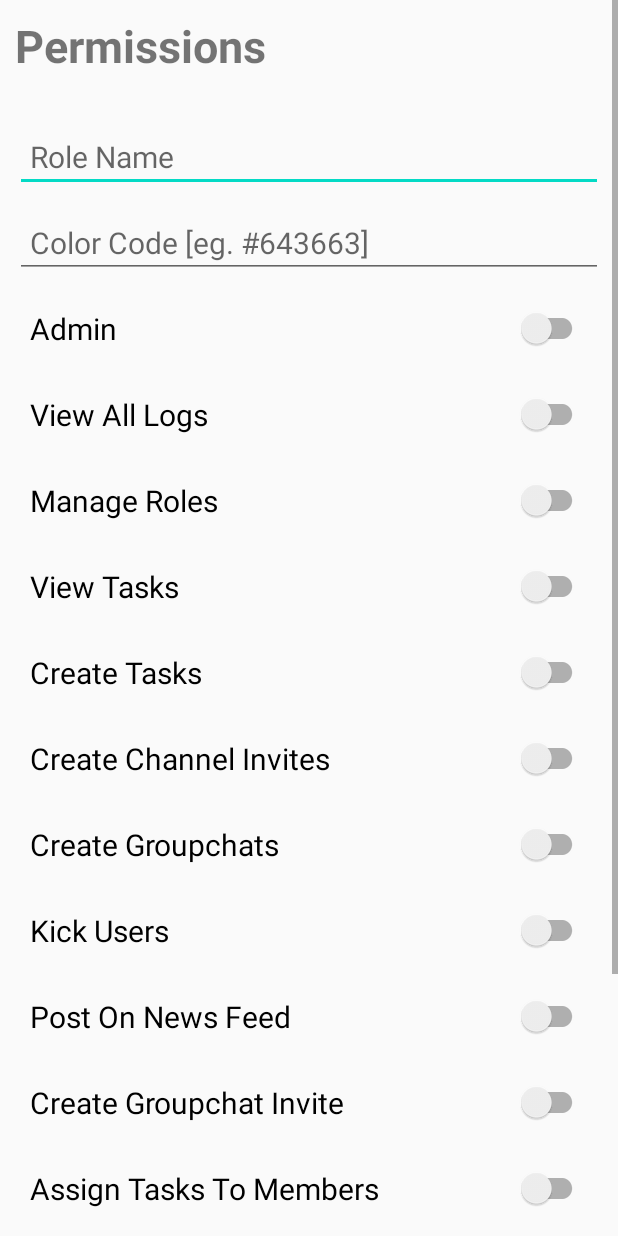
After one commit to GergSzla/TeamCom, an Android app: the layout fragment_role_create.xml on its own in the app's theme, with its tools: preview values and no code run, on a phone screen of 412 x 824 dp. The commit adds this screen. Run offline under Robolectric (Android 15) with nearby library versions, the phone set to English and light mode, and no system bars.

Commit message:
-Roles Creation added -Roles List -Settings Added -Perms Added

```diff
--- a/app/build.gradle
+++ b/app/build.gradle
@@ -65,6 +65,9 @@ dependencies {
     //google auth
     implementation 'com.google.android.gms:play-services-auth:18.1.0'
     implementation 'org.jetbrains.anko:anko-commons:0.10.8'
-    compileOnly 'com.google.android.wearable:wearable:2.5.0'
+
+    def lifecycle_version = "2.2.0"
+    implementation "androidx.lifecycle:lifecycle-livedata-ktx:$lifecycle_version"
+    implementation "androidx.lifecycle:lifecycle-viewmodel-ktx:$lifecycle_version"
 
 }
--- a/app/src/main/java/ie/wit/teamcom/activities/ChannelsListActivity.kt
+++ b/app/src/main/java/ie/wit/teamcom/activities/ChannelsListActivity.kt
@@ -146,7 +146,7 @@ class ChannelsListActivity : AppCompatActivity(), AnkoLogger, ChannelListener {
     }
 
     override fun onChannelClick(channel: Channel) {
-        startActivity<Home>()
+        startActivity(intentFor<Home>().putExtra("channel_key",channel))
     }
 
     private fun navigateTo(fragment: Fragment) {
--- a/app/src/main/java/ie/wit/teamcom/activities/Home.kt
+++ b/app/src/main/java/ie/wit/teamcom/activities/Home.kt
@@ -18,6 +18,7 @@ import ie.wit.teamcom.R
 import ie.wit.teamcom.fragments.*
 import ie.wit.teamcom.main.MainApp
 import ie.wit.teamcom.models.Account
+import ie.wit.teamcom.models.Channel
 import kotlinx.android.synthetic.main.app_bar_home.*
 import kotlinx.android.synthetic.main.home.*
 import kotlinx.android.synthetic.main.nav_header_home.view.*
@@ -32,6 +33,7 @@ class Home : AppCompatActivity(),
     lateinit var ft: FragmentTransaction
     var user = Account()
     lateinit var eventListener : ValueEventListener
+    var channel = Channel()
 
 
     override fun onCreate(savedInstanceState: Bundle?) {
@@ -56,6 +58,7 @@ class Home : AppCompatActivity(),
 
         ft = supportFragmentManager.beginTransaction()
         getUser()
+        channel = intent.getParcelableExtra("channel_key")
 
     }
 
@@ -173,7 +176,7 @@ class Home : AppCompatActivity(),
 
             ///Channel
             R.id.nav_channel_settings -> {
-                navigateTo(SettingsFragment.newInstance())
+                navigateTo(SettingsFragment.newInstance(channel))
             }
 
             R.id.nav_log -> {
--- /dev/null
+++ b/app/src/main/res/layout/fragment_role_create.xml
@@ -0,0 +1,187 @@
+<?xml version="1.0" encoding="utf-8"?>
+<FrameLayout xmlns:android="http://schemas.android.com/apk/res/android"
+    xmlns:tools="http://schemas.android.com/tools"
+    android:layout_width="match_parent"
+    android:layout_height="match_parent"
+    tools:context=".fragments.SettingsFragment">
+
+    <ScrollView
+        android:layout_width="match_parent"
+        android:layout_height="match_parent">
+
+        <LinearLayout
+            android:layout_width="match_parent"
+            android:layout_height="wrap_content"
+            android:orientation="vertical"
+            android:padding="10dp">
+
+            <TextView
+                android:id="@+id/txtChannelNameSettings"
+                android:layout_width="match_parent"
+                android:layout_height="wrap_content"
+                android:layout_marginBottom="20dp"
+                android:fontFamily="sans-serif"
+                android:text="@string/permissions"
+                android:textSize="30sp"
+                android:textStyle="bold" />
+
+            <EditText
+                android:id="@+id/editRoleName"
+                android:layout_width="match_parent"
+                android:layout_height="wrap_content"
+                android:layout_marginTop="10dp"
+                android:ems="10"
+                android:inputType="textPersonName"
+                android:padding="10dp"
+                android:hint="@string/editRoleName"
+                android:textSize="20dp" />
+            <EditText
+                android:id="@+id/txtColorCode"
+                android:layout_width="match_parent"
+                android:layout_height="wrap_content"
+                android:layout_marginTop="10dp"
+                android:ems="10"
+                android:inputType="textPersonName"
+                android:padding="10dp"
+                android:hint="@string/txtColorCode"
+                android:textSize="20dp" />
+
+            <androidx.appcompat.widget.SwitchCompat
+                android:id="@+id/permAdmin"
+                android:layout_width="match_parent"
+                android:layout_height="wrap_content"
+                android:padding="10dp"
+                android:layout_marginTop="10dp"
+                android:text="@string/permAdmin"
+                android:textSize="20dp" />
+
+            <androidx.appcompat.widget.SwitchCompat
+                android:id="@+id/permViewLogs"
+                android:layout_marginTop="10dp"
+                android:layout_width="match_parent"
+                android:layout_height="wrap_content"
+                android:padding="10dp"
+                android:text="@string/viewalllogs"
+                android:textSize="20dp" />
+
+            <androidx.appcompat.widget.SwitchCompat
+                android:id="@+id/permManageRoles"
+                android:layout_marginTop="10dp"
+                android:layout_width="match_parent"
+                android:layout_height="wrap_content"
+                android:padding="10dp"
+                android:text="@string/manageRoles"
+                android:textSize="20dp" />
+
+            <androidx.appcompat.widget.SwitchCompat
+                android:id="@+id/permViewTasks"
+                android:layout_marginTop="10dp"
+                android:layout_width="match_parent"
+                android:layout_height="wrap_content"
+                android:padding="10dp"
+                android:text="@string/viewTasks"
+                android:textSize="20dp" />
+
+            <androidx.appcompat.widget.SwitchCompat
+                android:id="@+id/permCreateTasks"
+                android:layout_marginTop="10dp"
+                android:layout_width="match_parent"
+                android:layout_height="wrap_content"
+                android:padding="10dp"
+                android:text="@string/createTasks"
+                android:textSize="20dp" />
+
+            <androidx.appcompat.widget.SwitchCompat
+                android:id="@+id/permCreateInvite"
+                android:layout_marginTop="10dp"
+                android:layout_width="match_parent"
+                android:layout_height="wrap_content"
+                android:padding="10dp"
+                android:text="@string/createInvite"
+                android:textSize="20dp" />
+
+            <androidx.appcompat.widget.SwitchCompat
+                android:id="@+id/permCreateGroupChats"
+                android:layout_marginTop="10dp"
+                android:layout_width="match_parent"
+                android:layout_height="wrap_content"
+                android:padding="10dp"
+                android:text="@string/createGC"
+                android:textSize="20dp" />
+
+            <androidx.appcompat.widget.SwitchCompat
+                android:id="@+id/permKickUser"
+                android:layout_marginTop="10dp"
+                android:layout_width="match_parent"
+                android:layout_height="wrap_content"
+                android:padding="10dp"
+                android:text="@string/permKickUser"
+                android:textSize="20dp" />
+
+            <androidx.appcompat.widget.SwitchCompat
+                android:id="@+id/permPostOnFeed"
+                android:layout_marginTop="10dp"
+                android:layout_width="match_parent"
+                android:layout_height="wrap_content"
+                android:padding="10dp"
+                android:text="@string/permPostOnFeed"
+                android:textSize="20dp" />
+
+            <androidx.appcompat.widget.SwitchCompat
+                android:id="@+id/permCreateGCInvite"
+                android:layout_marginTop="10dp"
+                android:layout_width="match_parent"
+                android:layout_height="wrap_content"
+                android:padding="10dp"
+                android:text="@string/permCreateGCInvite"
+                android:textSize="20dp" />
+
+            <androidx.appcompat.widget.SwitchCompat
+                android:id="@+id/permAssignTasksToMembers"
+                android:layout_marginTop="10dp"
+                android:layout_width="match_parent"
+                android:layout_height="wrap_content"
+                android:padding="10dp"
+                android:text="@string/permAssignTasksToMembers"
+                android:textSize="20dp" />
+
+            <androidx.appcompat.widget.SwitchCompat
+                android:id="@+id/permCreateMeetings"
+                android:layout_marginTop="10dp"
+                android:layout_width="match_parent"
+                android:layout_height="wrap_content"
+                android:padding="10dp"
+                android:text="@string/permCreateMeetings"
+                android:textSize="20dp" />
+
+            <androidx.appcompat.widget.SwitchCompat
+                android:id="@+id/permRequestMeetings"
+                android:layout_marginTop="10dp"
+                android:layout_width="match_parent"
+                android:layout_height="wrap_content"
+                android:padding="10dp"
+                android:text="@string/permRequestMeetings"
+                android:textSize="20dp" />
+
+            <androidx.appcompat.widget.SwitchCompat
+                android:id="@+id/permViewDeptLog"
+                android:layout_marginTop="10dp"
+                android:layout_width="match_parent"
+                android:layout_height="wrap_content"
+                android:padding="10dp"
+                android:text="@string/permViewDeptLog"
+                android:textSize="20dp" />
+
+            <Button
+                android:id="@+id/btnCreateNewRole"
+                android:layout_width="wrap_content"
+                android:layout_height="wrap_content"
+                android:layout_gravity="center_vertical|center_horizontal"
+                android:padding="10dp"
+                android:text="@string/addnewrole" />
+
+
+        </LinearLayout>
+    </ScrollView>
+
+</FrameLayout>
--- a/app/src/main/res/values/strings.xml
+++ b/app/src/main/res/values/strings.xml
@@ -53,5 +53,37 @@
     <!-- TODO: Remove or change this placeholder text -->
     <string name="hello_blank_fragment">Hello blank fragment</string>
 
+    <!--fragment_settings-->
+    <string name="txtRoles">Roles</string>
+    <string name="txtMembers">Members</string>
+
+    <!--fragment roles-->
+    <string name="btnAddNewRole">Add New</string>
+
+
+    <!--title Stuff-->
+    <string name="title_settings">Channel Settings</string>
+    <string name="title_roles_settings">Roles</string>
+    <string name="title_members_settings">Members</string>
+
+    <!--fragment_roles-->
+    <string name="permissions">Permissions</string>
+    <string name="editRoleName">Role Name</string>
+    <string name="txtColorCode">Color Code [eg. #643663]</string>
+    <string name="permAdmin">Admin</string>
+    <string name="viewalllogs">View All Logs</string>
+    <string name="manageRoles">Manage Roles</string>
+    <string name="viewTasks">View Tasks</string>
+    <string name="createTasks">Create Tasks</string>
+    <string name="createInvite">Create Channel Invites</string>
+    <string name="createGC">Create Groupchats</string>
+    <string name="permKickUser">Kick Users</string>
+    <string name="permPostOnFeed">Post On News Feed</string>
+    <string name="permCreateGCInvite">Create Groupchat Invite</string>
+    <string name="permAssignTasksToMembers">Assign Tasks To Members</string>
+    <string name="permCreateMeetings">Create Meetings</string>
+    <string name="permRequestMeetings">Request Meetings</string>
+    <string name="permViewDeptLog">View Dept. Logs</string>
+    <string name="addnewrole">Add Role</string>
 
 </resources>
```
Also changed, not shown: app/src/main/java/ie/wit/teamcom/adapters/RolesAdapter.kt (added, +53 -0 lines), app/src/main/java/ie/wit/teamcom/fragments/RoleCreateFragment.kt (added, +117 -0 lines), app/src/main/java/ie/wit/teamcom/fragments/RoleListFragment.kt (added, +128 -0 lines), app/src/main/java/ie/wit/teamcom/fragments/SettingsFragment.kt (+33 -27 lines), app/src/main/java/ie/wit/teamcom/models/RoleModel.kt (added, +27 -0 lines), app/src/main/res/layout/card_role.xml (added, +33 -0 lines), app/src/main/res/layout/fragment_role_list.xml (added, +41 -0 lines), app/src/main/res/layout/fragment_settings.xml (+46 -4 lines).
